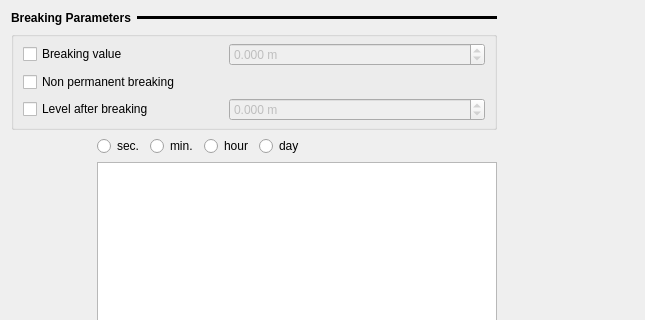
Above: ui/structures/ui_mobil_object_met1.ui from Artelia/Mascaret before the change; both pictures show x 0 to 645 and y 0 to 320 of the 920 by 564 pixel window. Below: the same form after it.
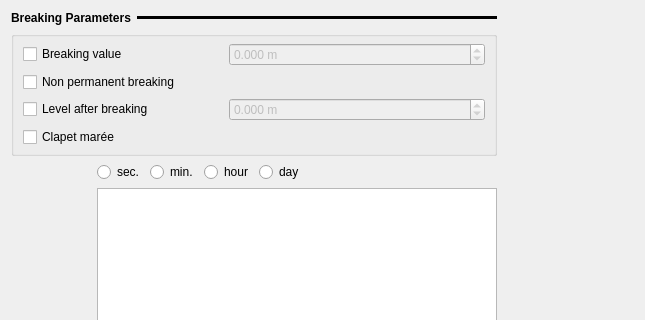
That is the form after the change.

Patch:
```diff
--- a/ui/structures/ui_mobil_object_met1.ui
+++ b/ui/structures/ui_mobil_object_met1.ui
@@ -236,6 +236,13 @@
         </property>
        </widget>
       </item>
+      <item row="4" column="0">
+       <widget class="QCheckBox" name="cc_clapet">
+        <property name="text">
+         <string>Clapet marée</string>
+        </property>
+       </widget>
+      </item>
      </layout>
     </widget>
    </item>
```
Left out of the diff: 58 changed lines with no effect on the pictures.
